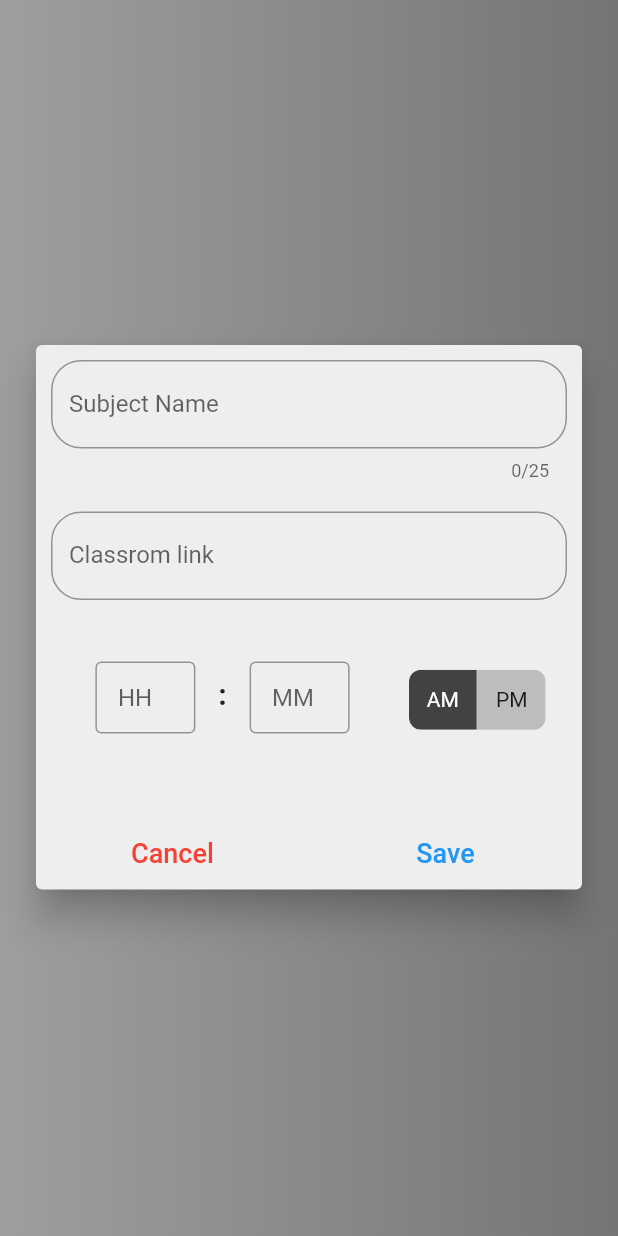
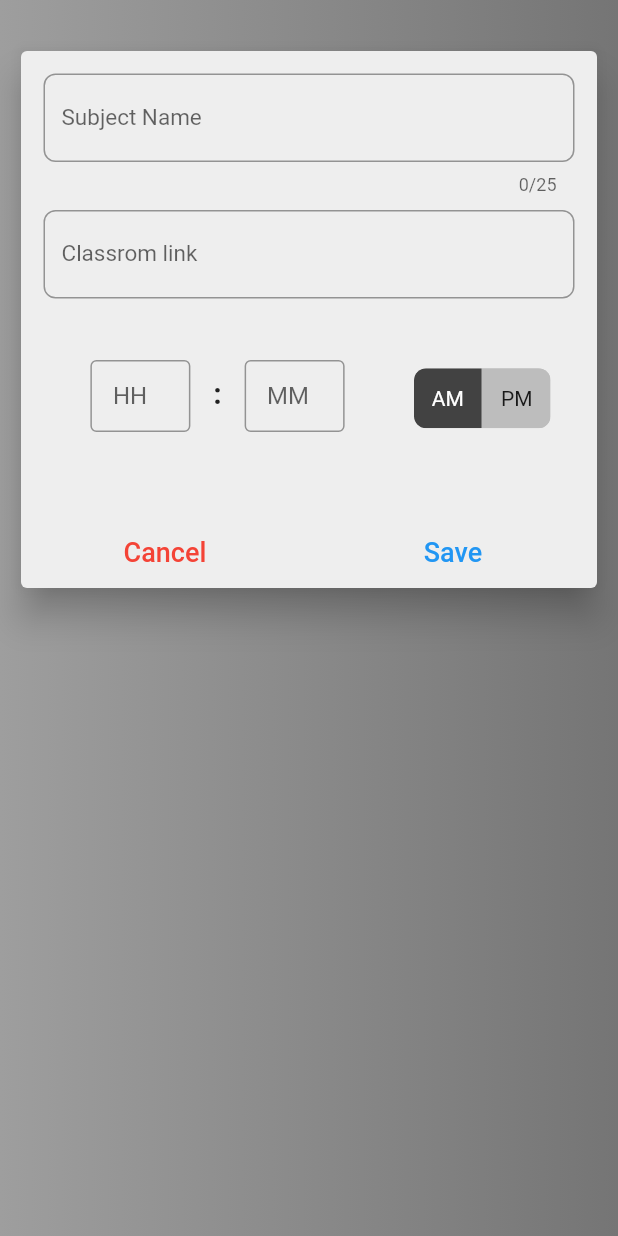
Before and after one commit to fuadmansoork/Go_To_Live, a Flutter app: the InputForm screen opened directly, on a phone screen of 412 x 824 dp. Run offline on Flutter 3.47's test engine with Material 2 defaults, Android fonts, the phone set to English and light mode, and no system bars; drawn by our look-alikes of toggle_switch; our stand-ins replace google_fonts, sqflite; accounts and stored records are empty.

```diff
--- a/GoToLive/lib/Days/monday/input.dart
+++ b/GoToLive/lib/Days/monday/input.dart
@@ -40,9 +40,10 @@ class _InputFormState extends State<InputForm> {
         )),
         child: Center(
           child: Container(
+            margin: EdgeInsets.only(top: 20),
             decoration: BoxDecoration(borderRadius: BorderRadius.circular(20)),
-            padding: EdgeInsets.all(20),
-            height: MediaQuery.of(context).size.height * 0.5,
+            padding: EdgeInsets.all(10),
+            height: MediaQuery.of(context).size.height,
             child: Scrollbar(
               controller: _scrollcontroller,
               isAlwaysShown: true,
@@ -60,8 +61,8 @@ class _InputFormState extends State<InputForm> {
                               mainAxisAlignment: MainAxisAlignment.spaceEvenly,
                               children: [
                                 Padding(
-                                  padding: const EdgeInsets.symmetric(
-                                      vertical: 10, horizontal: 10),
+                                  padding: const EdgeInsets.only(
+                                      top: 15, left: 15, right: 15),
                                   child: TextFormField(
                                     maxLength: 25,
                                     onChanged: (value) {
@@ -77,15 +78,16 @@ class _InputFormState extends State<InputForm> {
                                           borderSide: BorderSide(
                                               color: Colors.grey[700])),
                                       labelText: "Subject Name",
+                                      labelStyle: TextStyle(fontSize: 15),
                                       border: OutlineInputBorder(
                                           borderRadius:
-                                              BorderRadius.circular(20)),
+                                              BorderRadius.circular(8)),
                                     ),
                                   ),
                                 ),
                                 Padding(
                                   padding: const EdgeInsets.symmetric(
-                                      vertical: 10.0, horizontal: 10),
+                                      vertical: 10.0, horizontal: 15),
                                   child: TextFormField(
                                     onChanged: (value) {
                                       url = value;
@@ -96,10 +98,11 @@ class _InputFormState extends State<InputForm> {
                                             borderSide: BorderSide(
                                                 color: Colors.grey[700])),
                                         labelText: "Classrom link",
+                                        labelStyle: TextStyle(fontSize: 15),
                                         hintText: "https://example.com",
                                         border: OutlineInputBorder(
                                             borderRadius:
-                                                BorderRadius.circular(20))),
+                                                BorderRadius.circular(8))),
                                   ),
                                 ),
                                 Row(
```
Also changed, not shown: GoToLive/lib/Days/monday/update.dart (+5 -5 lines).
